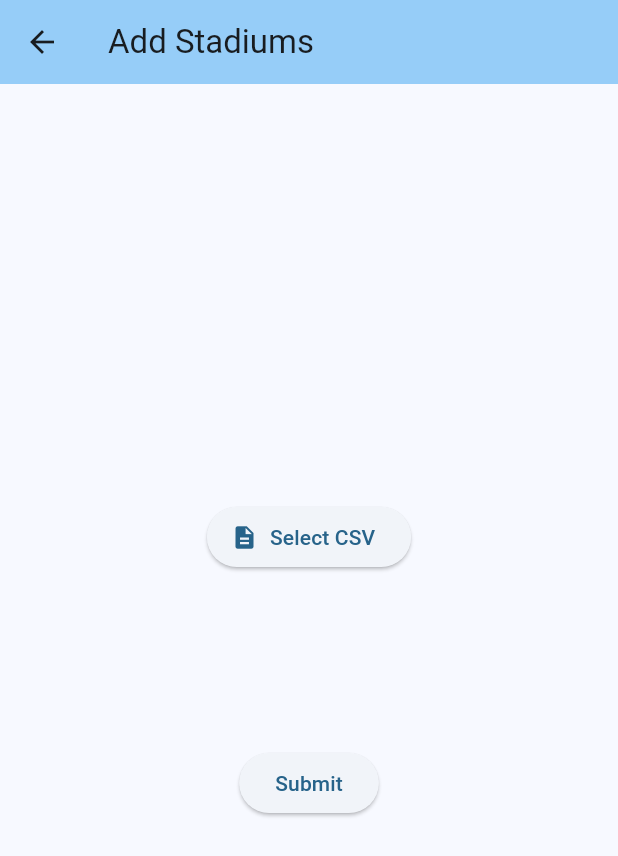
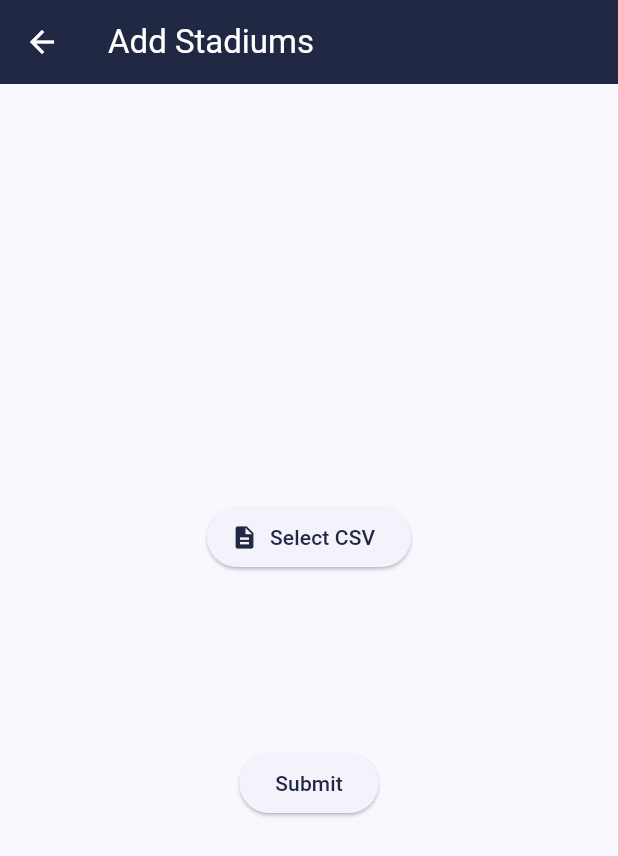
Before and after one commit to elverion/us-soccer-flutter, a Flutter app: the screen it shows after launch, after a tap on "Add Stadiums", on a phone screen of 412 x 824 dp. Shown: the top 856 px of the screen. Run offline on Flutter 3.47's test engine with Material 3 defaults, Android fonts, the light colour scheme and no system bars; our stand-ins replace file_picker, flutter_riverpod, go_router; network calls fail.

Commit message:
WIP styling

```diff
--- a/lib/main.dart
+++ b/lib/main.dart
@@ -45,7 +45,13 @@
       child: MaterialApp.router(
         routerConfig: applicationRouter,
         theme: ThemeData(
-          colorScheme: ColorScheme.fromSeed(seedColor: Colors.lightBlue),
+          primaryColor: const Color.fromARGB(255, 33, 40, 68),
+          secondaryHeaderColor: const Color.fromARGB(255, 179, 25, 66),
+          colorScheme: ColorScheme.fromSeed(
+            seedColor: const Color.fromARGB(255, 33, 40, 68),
+            primary: const Color.fromARGB(255, 33, 40, 68),
+            secondary: const Color.fromARGB(255, 179, 25, 66),
+          ),
           useMaterial3: true,
         ),
       ),
--- a/lib/modules/weather/models/weather.model.dart
+++ b/lib/modules/weather/models/weather.model.dart
@@ -2,15 +2,18 @@ class Weather {
   final String? stadiumId;
   final double? temp;
   final String? description;
+  final String? icon;
 
   Weather({
     this.stadiumId,
     this.temp,
     this.description,
+    this.icon,
   });
 
   Weather.fromJson(Map json)
       : stadiumId = json['stadium_id'],
         temp = json['temp'],
-        description = json['description'];
+        description = json['description'],
+        icon = json['icon'];
 }
--- a/lib/modules/weather/widgets/weather_card.widget.dart
+++ b/lib/modules/weather/widgets/weather_card.widget.dart
@@ -1,4 +1,5 @@
 import 'package:flutter/material.dart';
+import 'package:us_soccer_flutter/const/weather.enum.dart';
 import 'package:us_soccer_flutter/modules/weather/models/weather.model.dart';
 
 class WeatherCard extends StatelessWidget {
@@ -10,9 +11,14 @@ class WeatherCard extends StatelessWidget {
 
   @override
   Widget build(BuildContext context) {
+    WeatherIcon? icon = weather?.icon == null
+        ? null
+        : WeatherIcon.getByCode(weather!.icon as String);
+
     return Card(
       child: Column(
         children: [
+          icon != null ? Icon(icon.icon) : const SizedBox(),
           Text('Temp: ${weather != null ? weather?.temp : '??'}'),
           Text('Description: ${weather != null ? weather?.description : '??'}'),
         ],
--- a/lib/screens/add_stadium.screen.dart
+++ b/lib/screens/add_stadium.screen.dart
@@ -81,7 +81,8 @@ class _AddStadiumState extends ConsumerState<AddStadium> {
     return Scaffold(
       appBar: AppBar(
         title: const Text('Add Stadiums'),
-        backgroundColor: Theme.of(context).colorScheme.inversePrimary,
+        backgroundColor: Theme.of(context).colorScheme.primary,
+        foregroundColor: Theme.of(context).colorScheme.onPrimary,
       ),
       body: Center(
         child: SingleChildScrollView(
--- a/lib/screens/home.screen.dart
+++ b/lib/screens/home.screen.dart
@@ -13,7 +13,8 @@ class Home extends ConsumerWidget {
     return Scaffold(
       appBar: AppBar(
         title: const Text('Home'),
-        backgroundColor: Theme.of(context).colorScheme.inversePrimary,
+        backgroundColor: Theme.of(context).colorScheme.primary,
+        foregroundColor: Theme.of(context).colorScheme.onPrimary,
       ),
       body: Center(
         child: Padding(
--- a/lib/screens/stadium.screen.dart
+++ b/lib/screens/stadium.screen.dart
@@ -28,7 +28,8 @@ class _StadiumState extends ConsumerState<Stadium> {
     return Scaffold(
       appBar: AppBar(
         title: Text(stadium?.stadium ?? 'Stadium not Found'),
-        backgroundColor: Theme.of(context).colorScheme.inversePrimary,
+        backgroundColor: Theme.of(context).colorScheme.primary,
+        foregroundColor: Theme.of(context).colorScheme.onPrimary,
       ),
       body: Center(
         child: stadium == null
--- a/lib/screens/stadiums.screen.dart
+++ b/lib/screens/stadiums.screen.dart
@@ -14,7 +14,8 @@ class Stadiums extends ConsumerWidget {
     return Scaffold(
       appBar: AppBar(
         title: const Text('Stadiums'),
-        backgroundColor: Theme.of(context).colorScheme.inversePrimary,
+        backgroundColor: Theme.of(context).colorScheme.primary,
+        foregroundColor: Theme.of(context).colorScheme.onPrimary,
       ),
       body: Center(
         child: stadiums.isNotEmpty
```
Also changed, not shown: lib/const/weather.enum.dart (added, +33 -0 lines).
